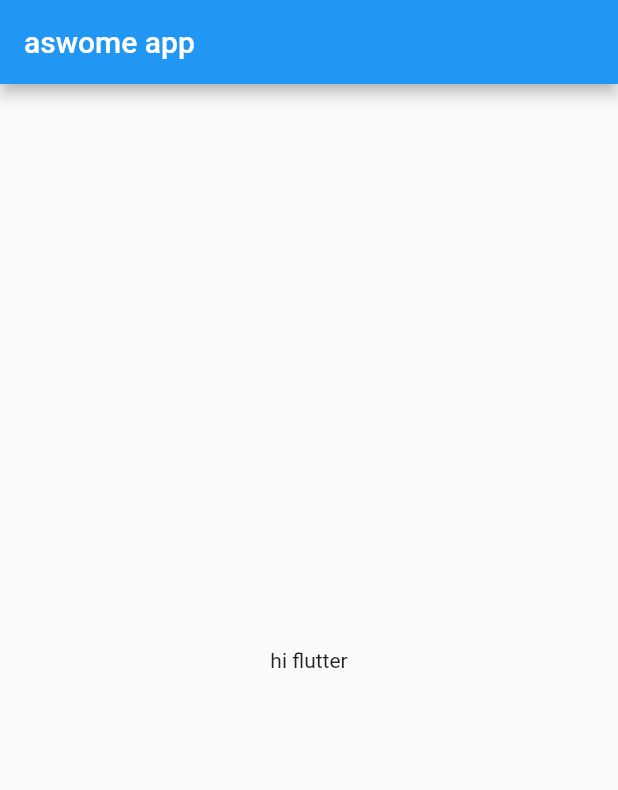
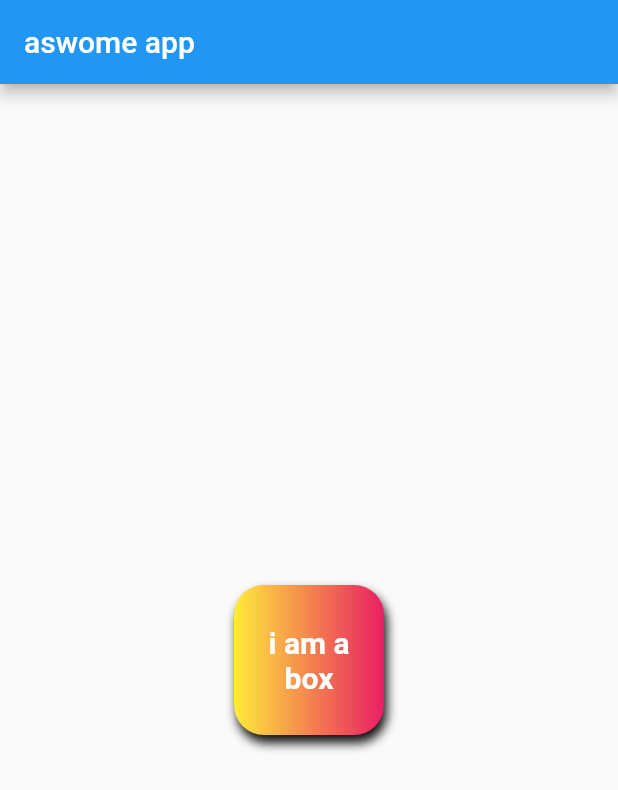
Before and after one commit to pkd019/practice_flutter, a Flutter app: the screen it shows after launch, on a phone screen of 412 x 824 dp. Shown: the top 790 px of the screen. Run offline on Flutter 3.47's test engine with Material 2 defaults, Android fonts, the phone set to English and light mode, and no system bars.

Commit message:
decoration of container

```diff
--- a/lib/main.dart
+++ b/lib/main.dart
@@ -11,12 +11,36 @@ class HomePage extends StatelessWidget {
   @override
   Widget build(BuildContext context) {
     return Scaffold(
-      appBar: AppBar(
-        title: Text("aswome app"),
-      ),
-      body: Container(
-        child: Center(child: Text("hi flutter")),
-      ),
-    );
+        appBar: AppBar(
+          title: Text("aswome app"),
+        ),
+        body: Center(
+          child: Container(
+            padding: const EdgeInsets.all(8),
+            alignment: Alignment.center,
+            width: 100,
+            height: 100,
+            decoration: BoxDecoration(
+                //shape: BoxShape.circle,
+                borderRadius: BorderRadius.circular(20),
+                boxShadow: [
+                  BoxShadow(
+                      color: Color.fromARGB(255, 16, 16, 16),
+                      blurRadius: 5, //spreadRadius: 20
+                      offset: Offset(2.0, 5.0)),
+                ],
+                color: Colors.teal,
+                gradient: LinearGradient(colors: [Colors.yellow, Colors.pink])),
+            child: Text(
+              "i am a box",
+              textAlign: TextAlign.center,
+              style: TextStyle(
+                color: Colors.white,
+                fontWeight: FontWeight.bold,
+                fontSize: 20,
+              ),
+            ),
+          ),
+        ));
   }
 }
```
